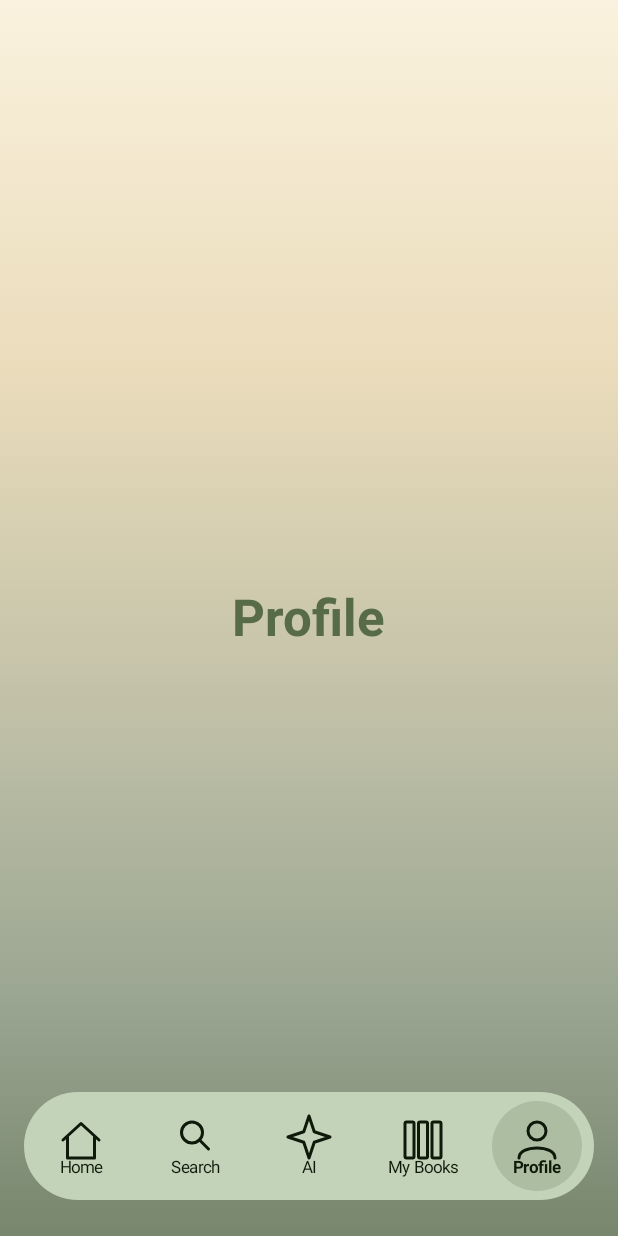
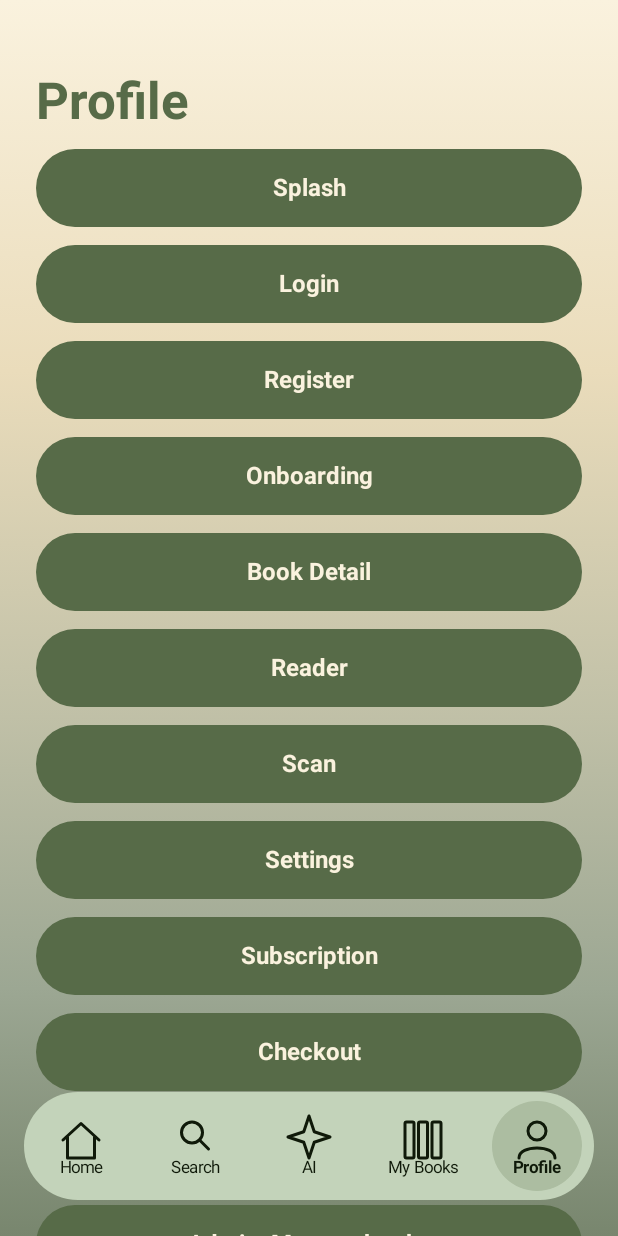
Before and after one commit to shuvosarkar96/Bookmate, an Android app built with Jetpack Compose: the DevMenuScreen screen opened through its navigation route, on a phone screen of 412 x 824 dp. Run offline under Robolectric (Android 15) with nearby library versions, the phone set to English and light mode, and no system bars.

Commit message:
feat: add placeholder screens for routes without bottom navigation

```diff
--- a/implementation/Bookmate/app/src/main/java/com/bookmate/app/ui/BookmateApp.kt
+++ b/implementation/Bookmate/app/src/main/java/com/bookmate/app/ui/BookmateApp.kt
@@ -1,5 +1,6 @@
 package com.bookmate.app.ui
 
+import androidx.annotation.StringRes
 import androidx.compose.foundation.background
 import androidx.compose.foundation.layout.Box
 import androidx.compose.foundation.layout.fillMaxSize
@@ -11,24 +12,61 @@ import androidx.compose.ui.Modifier
 import androidx.compose.ui.res.stringResource
 import androidx.compose.ui.unit.dp
 import androidx.navigation.NavGraph.Companion.findStartDestination
+import androidx.navigation.NavGraphBuilder
+import androidx.navigation.NavType
 import androidx.navigation.compose.NavHost
 import androidx.navigation.compose.composable
 import androidx.navigation.compose.currentBackStackEntryAsState
 import androidx.navigation.compose.rememberNavController
+import androidx.navigation.navArgument
 import com.bookmate.app.R
 import com.bookmate.app.ui.components.BookmateBottomNav
 import com.bookmate.app.ui.navigation.Routes
 import com.bookmate.app.ui.navigation.route
 import com.bookmate.app.ui.navigation.tabForRoute
+import com.bookmate.app.ui.screens.DevMenuScreen
 import com.bookmate.app.ui.screens.PlaceholderScreen
 import com.bookmate.app.ui.theme.BookmateGradient
 import com.bookmate.app.ui.theme.Dimens
+
+private fun NavGraphBuilder.placeholder(route: String, @StringRes titleRes: Int) {
+    composable(route) { PlaceholderScreen(stringResource(titleRes)) }
+}
+
+private fun NavGraphBuilder.placeholderWithBook(route: String, @StringRes titleRes: Int) {
+    composable(
+        route = route,
+        arguments = listOf(navArgument(Routes.BOOK_ID_ARG) { type = NavType.StringType })
+    ) { entry ->
+        PlaceholderScreen(
+            title = stringResource(titleRes),
+            subtitle = entry.arguments?.getString(Routes.BOOK_ID_ARG)
+        )
+    }
+}
 
 @Composable
 fun BookmateApp() {
     val navController = rememberNavController()
     val backStackEntry by navController.currentBackStackEntryAsState()
     val currentTab = tabForRoute(backStackEntry?.destination?.route)
+
+    val devItems = listOf(
+        stringResource(R.string.screen_splash) to Routes.SPLASH,
+        stringResource(R.string.screen_login) to Routes.LOGIN,
+        stringResource(R.string.screen_register) to Routes.REGISTER,
+        stringResource(R.string.screen_onboarding) to Routes.ONBOARDING,
+        stringResource(R.string.screen_book_detail) to Routes.bookDetail("demo"),
+        stringResource(R.string.screen_reader) to Routes.reader("demo"),
+        stringResource(R.string.screen_scan) to Routes.SCAN,
+        stringResource(R.string.screen_settings) to Routes.SETTINGS,
+        stringResource(R.string.screen_subscription) to Routes.SUBSCRIPTION,
+        stringResource(R.string.screen_checkout) to Routes.CHECKOUT,
+        stringResource(R.string.screen_admin_add_book) to Routes.ADMIN_ADD_BOOK,
+        stringResource(R.string.screen_admin_manage_books) to Routes.ADMIN_MANAGE_BOOKS,
+        stringResource(R.string.screen_admin_subscribers) to Routes.ADMIN_SUBSCRIBERS,
+        stringResource(R.string.screen_admin_plan_price) to Routes.ADMIN_PLAN_PRICE
+    )
 
     Box(
         modifier = Modifier
@@ -40,11 +78,34 @@ fun BookmateApp() {
             startDestination = Routes.HOME,
             modifier = Modifier.fillMaxSize()
         ) {
-            composable(Routes.HOME) { PlaceholderScreen(stringResource(R.string.nav_home)) }
-            composable(Routes.SEARCH) { PlaceholderScreen(stringResource(R.string.nav_search)) }
-            composable(Routes.AI) { PlaceholderScreen(stringResource(R.string.nav_ai)) }
-            composable(Routes.MY_BOOKS) { PlaceholderScreen(stringResource(R.string.nav_my_books)) }
-            composable(Routes.PROFILE) { PlaceholderScreen(stringResource(R.string.nav_profile)) }
+            placeholder(Routes.SPLASH, R.string.screen_splash)
+            placeholder(Routes.LOGIN, R.string.screen_login)
+            placeholder(Routes.REGISTER, R.string.screen_register)
+            placeholder(Routes.ONBOARDING, R.string.screen_onboarding)
+
+            placeholder(Routes.HOME, R.string.nav_home)
+            placeholder(Routes.SEARCH, R.string.nav_search)
+            placeholder(Routes.AI, R.string.nav_ai)
+            placeholder(Routes.MY_BOOKS, R.string.nav_my_books)
+            composable(Routes.PROFILE) {
+                DevMenuScreen(
+                    title = stringResource(R.string.nav_profile),
+                    items = devItems,
+                    onOpen = { navController.navigate(it) }
+                )
+            }
+
+            placeholderWithBook(Routes.BOOK_DETAIL, R.string.screen_book_detail)
+            placeholderWithBook(Routes.READER, R.string.screen_reader)
+            placeholder(Routes.SCAN, R.string.screen_scan)
+            placeholder(Routes.SETTINGS, R.string.screen_settings)
+            placeholder(Routes.SUBSCRIPTION, R.string.screen_subscription)
+            placeholder(Routes.CHECKOUT, R.string.screen_checkout)
+
+            placeholder(Routes.ADMIN_ADD_BOOK, R.string.screen_admin_add_book)
+            placeholder(Routes.ADMIN_MANAGE_BOOKS, R.string.screen_admin_manage_books)
+            placeholder(Routes.ADMIN_SUBSCRIBERS, R.string.screen_admin_subscribers)
+            placeholder(Routes.ADMIN_PLAN_PRICE, R.string.screen_admin_plan_price)
         }
 
         if (currentTab != null) {
--- a/implementation/Bookmate/app/src/main/java/com/bookmate/app/ui/navigation/Routes.kt
+++ b/implementation/Bookmate/app/src/main/java/com/bookmate/app/ui/navigation/Routes.kt
@@ -3,11 +3,32 @@ package com.bookmate.app.ui.navigation
 import com.bookmate.app.ui.components.BottomNavTab
 
 object Routes {
+    const val SPLASH = "splash"
+    const val LOGIN = "login"
+    const val REGISTER = "register"
+    const val ONBOARDING = "onboarding"
+
     const val HOME = "home"
     const val SEARCH = "search"
     const val AI = "ai"
     const val MY_BOOKS = "my_books"
     const val PROFILE = "profile"
+
+    const val BOOK_ID_ARG = "bookId"
+    const val BOOK_DETAIL = "book/{bookId}"
+    const val READER = "reader/{bookId}"
+    const val SCAN = "scan"
+    const val SETTINGS = "settings"
+    const val SUBSCRIPTION = "subscription"
+    const val CHECKOUT = "checkout"
+
+    const val ADMIN_ADD_BOOK = "admin/add_book"
+    const val ADMIN_MANAGE_BOOKS = "admin/manage_books"
+    const val ADMIN_SUBSCRIBERS = "admin/subscribers"
+    const val ADMIN_PLAN_PRICE = "admin/plan_price"
+
+    fun bookDetail(bookId: String) = "book/$bookId"
+    fun reader(bookId: String) = "reader/$bookId"
 }
 
 fun BottomNavTab.route(): String = when (this) {
--- /dev/null
+++ b/implementation/Bookmate/app/src/main/java/com/bookmate/app/ui/screens/DevMenuScreen.kt
@@ -0,0 +1,41 @@
+package com.bookmate.app.ui.screens
+
+import androidx.compose.foundation.layout.Arrangement
+import androidx.compose.foundation.layout.Column
+import androidx.compose.foundation.layout.fillMaxSize
+import androidx.compose.foundation.layout.padding
+import androidx.compose.foundation.rememberScrollState
+import androidx.compose.foundation.verticalScroll
+import androidx.compose.material3.MaterialTheme
+import androidx.compose.material3.Text
+import androidx.compose.runtime.Composable
+import androidx.compose.ui.Modifier
+import androidx.compose.ui.unit.dp
+import com.bookmate.app.ui.components.PrimaryButton
+import com.bookmate.app.ui.theme.Dimens
+
+// Temporary screen: lets us open every placeholder. Removed in Step 5.1.
+@Composable
+fun DevMenuScreen(
+    title: String,
+    items: List<Pair<String, String>>,
+    onOpen: (String) -> Unit
+) {
+    Column(
+        modifier = Modifier
+            .fillMaxSize()
+            .verticalScroll(rememberScrollState())
+            .padding(horizontal = Dimens.SideMargin)
+            .padding(top = 48.dp, bottom = 120.dp),
+        verticalArrangement = Arrangement.spacedBy(12.dp)
+    ) {
+        Text(
+            text = title,
+            style = MaterialTheme.typography.headlineLarge,
+            color = MaterialTheme.colorScheme.primary
+        )
+        items.forEach { (label, route) ->
+            PrimaryButton(text = label, onClick = { onOpen(route) })
+        }
+    }
+}
--- a/implementation/Bookmate/app/src/main/java/com/bookmate/app/ui/screens/PlaceholderScreen.kt
+++ b/implementation/Bookmate/app/src/main/java/com/bookmate/app/ui/screens/PlaceholderScreen.kt
@@ -1,6 +1,7 @@
 package com.bookmate.app.ui.screens
 
-import androidx.compose.foundation.layout.Box
+import androidx.compose.foundation.layout.Arrangement
+import androidx.compose.foundation.layout.Column
 import androidx.compose.foundation.layout.fillMaxSize
 import androidx.compose.material3.MaterialTheme
 import androidx.compose.material3.Text
@@ -9,15 +10,27 @@ import androidx.compose.ui.Alignment
 import androidx.compose.ui.Modifier
 
 @Composable
-fun PlaceholderScreen(title: String, modifier: Modifier = Modifier) {
-    Box(
+fun PlaceholderScreen(
+    title: String,
+    modifier: Modifier = Modifier,
+    subtitle: String? = null
+) {
+    Column(
         modifier = modifier.fillMaxSize(),
-        contentAlignment = Alignment.Center
+        horizontalAlignment = Alignment.CenterHorizontally,
+        verticalArrangement = Arrangement.Center
     ) {
         Text(
             text = title,
             style = MaterialTheme.typography.headlineLarge,
             color = MaterialTheme.colorScheme.primary
         )
+        if (subtitle != null) {
+            Text(
+                text = subtitle,
+                style = MaterialTheme.typography.bodyLarge,
+                color = MaterialTheme.colorScheme.onSurfaceVariant
+            )
+        }
     }
 }
--- a/implementation/Bookmate/app/src/main/res/values/strings.xml
+++ b/implementation/Bookmate/app/src/main/res/values/strings.xml
@@ -5,4 +5,18 @@
     <string name="nav_ai">AI</string>
     <string name="nav_my_books">My Books</string>
     <string name="nav_profile">Profile</string>
+    <string name="screen_splash">Splash</string>
+    <string name="screen_login">Login</string>
+    <string name="screen_register">Register</string>
+    <string name="screen_onboarding">Onboarding</string>
+    <string name="screen_book_detail">Book Detail</string>
+    <string name="screen_reader">Reader</string>
+    <string name="screen_scan">Scan</string>
+    <string name="screen_settings">Settings</string>
+    <string name="screen_subscription">Subscription</string>
+    <string name="screen_checkout">Checkout</string>
+    <string name="screen_admin_add_book">Admin: Add a book</string>
+    <string name="screen_admin_manage_books">Admin: Manage books</string>
+    <string name="screen_admin_subscribers">Admin: Subscribers</string>
+    <string name="screen_admin_plan_price">Admin: Plan price</string>
 </resources>
```
